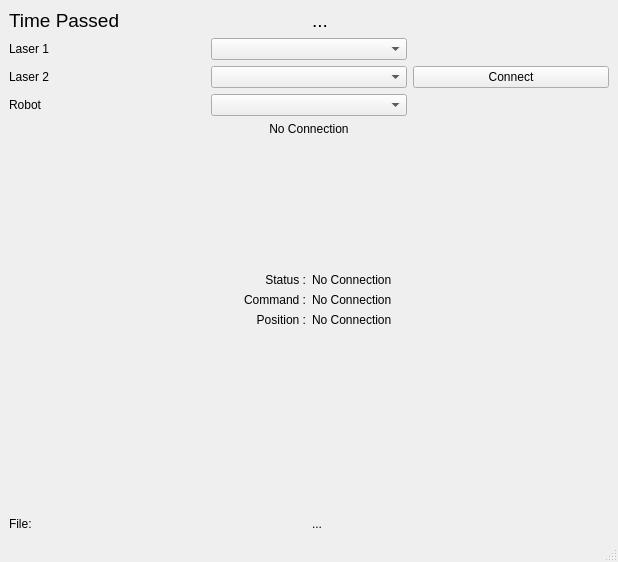
pvolans/final_project, file DAQ Dev2/Software/daq_dev2_gui.ui: the form before one commit.
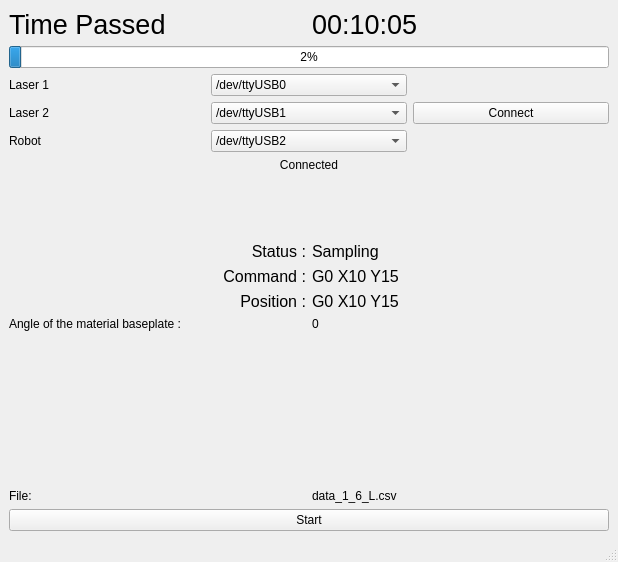
The form after the commit.

What changed in the file:
```diff
--- a/DAQ Dev2/Software/daq_dev2_gui.ui
+++ b/DAQ Dev2/Software/daq_dev2_gui.ui
@@ -21,7 +21,7 @@
        <widget class="QLabel" name="label_Timepassed_name">
         <property name="font">
          <font>
-          <pointsize>14</pointsize>
+          <pointsize>20</pointsize>
           <weight>50</weight>
           <bold>false</bold>
          </font>
@@ -35,18 +35,25 @@
        <widget class="QLabel" name="label_Timepassed">
         <property name="font">
          <font>
-          <pointsize>14</pointsize>
+          <pointsize>20</pointsize>
           <weight>50</weight>
           <bold>false</bold>
          </font>
         </property>
         <property name="text">
-         <string>...</string>
+         <string>00:10:05</string>
         </property>
        </widget>
       </item>
      </layout>
     </item>
+    <item>
+     <widget class="QProgressBar" name="progressBar">
+      <property name="value">
+       <number>2</number>
+      </property>
+     </widget>
+    </item>
     <item>
      <layout class="QVBoxLayout" name="verticalLayout_4">
       <item>
@@ -81,13 +88,31 @@
           <item>
            <layout class="QVBoxLayout" name="verticalLayout">
             <item>
-             <widget class="QComboBox" name="comboBox_UART_Laser1"/>
-            </item>
+             <widget class="QComboBox" name="comboBox_UART_Laser1">
+              <item>
+               <property name="text">
+                <string>/dev/ttyUSB0</string>
+               </property>
+              </item>
+             </widget>
+            </item>
             <item>
-             <widget class="QComboBox" name="comboBox_UART_Laser2"/>
-            </item>
+             <widget class="QComboBox" name="comboBox_UART_Laser2">
+              <item>
+               <property name="text">
+                <string>/dev/ttyUSB1</string>
+               </property>
+              </item>
+             </widget>
+            </item>
             <item>
-             <widget class="QComboBox" name="comboBox_UART_Robot"/>
+             <widget class="QComboBox" name="comboBox_UART_Robot">
+              <item>
+               <property name="text">
+                <string>/dev/ttyUSB2</string>
+               </property>
+              </item>
+             </widget>
             </item>
            </layout>
           </item>
@@ -109,7 +134,7 @@
            <enum>Qt::LeftToRight</enum>
           </property>
           <property name="text">
-           <string>No Connection</string>
+           <string>Connected</string>
           </property>
           <property name="alignment">
            <set>Qt::AlignCenter</set>
@@ -120,6 +145,11 @@
          <layout class="QGridLayout" name="gridLayout">
           <item row="1" column="0">
            <widget class="QLabel" name="label_Status_name">
+            <property name="font">
+             <font>
+              <pointsize>12</pointsize>
+             </font>
+            </property>
             <property name="text">
              <string>Status :</string>
             </property>
@@ -130,6 +160,11 @@
           </item>
           <item row="2" column="0">
            <widget class="QLabel" name="label_Command_name">
+            <property name="font">
+             <font>
+              <pointsize>12</pointsize>
+             </font>
+            </property>
             <property name="text">
              <string>Command :</string>
             </property>
@@ -138,10 +173,33 @@
             </property>
            </widget>
           </item>
-          <item row="2" column="1">
-           <widget class="QLabel" name="label_Command">
+          <item row="0" column="0">
+           <spacer name="verticalSpacer">
+            <property name="font">
+             <font>
+              <pointsize>12</pointsize>
+             </font>
+            </property>
+            <property name="orientation">
+             <enum>Qt::Vertical</enum>
+            </property>
+            <property name="sizeHint" stdset="0">
+             <size>
+              <width>20</width>
+              <height>40</height>
+             </size>
+            </property>
+           </spacer>
+          </item>
+          <item row="1" column="1">
+           <widget class="QLabel" name="label_Status">
+            <property name="font">
+             <font>
+              <pointsize>12</pointsize>
+             </font>
+            </property>
             <property name="text">
-             <string>No Connection</string>
+             <string>Sampling</string>
             </property>
             <property name="alignment">
              <set>Qt::AlignLeading|Qt::AlignLeft|Qt::AlignVCenter</set>
@@ -150,8 +208,13 @@
           </item>
           <item row="3" column="1">
            <widget class="QLabel" name="label_position">
+            <property name="font">
+             <font>
+              <pointsize>12</pointsize>
+             </font>
+            </property>
             <property name="text">
-             <string>No Connection</string>
+             <string>G0 X10 Y15</string>
             </property>
             <property name="alignment">
              <set>Qt::AlignLeading|Qt::AlignLeft|Qt::AlignVCenter</set>
@@ -160,6 +223,11 @@
           </item>
           <item row="3" column="0">
            <widget class="QLabel" name="label_Position_name">
+            <property name="font">
+             <font>
+              <pointsize>12</pointsize>
+             </font>
+            </property>
             <property name="text">
              <string>Position :</string>
             </property>
@@ -168,28 +236,34 @@
             </property>
            </widget>
           </item>
-          <item row="1" column="1">
-           <widget class="QLabel" name="label_Status">
+          <item row="2" column="1">
+           <widget class="QLabel" name="label_Command">
+            <property name="font">
+             <font>
+              <pointsize>12</pointsize>
+             </font>
+            </property>
             <property name="text">
-             <string>No Connection</string>
+             <string>G0 X10 Y15</string>
             </property>
             <property name="alignment">
              <set>Qt::AlignLeading|Qt::AlignLeft|Qt::AlignVCenter</set>
             </property>
            </widget>
           </item>
-          <item row="0" column="0">
-           <spacer name="verticalSpacer">
-            <property name="orientation">
-             <enum>Qt::Vertical</enum>
+          <item row="4" column="0">
+           <widget class="QLabel" name="label">
+            <property name="text">
+             <string>Angle of the material baseplate :</string>
             </property>
-            <property name="sizeHint" stdset="0">
-             <size>
-              <width>20</width>
-              <height>40</height>
-             </size>
+           </widget>
+          </item>
+          <item row="4" column="1">
+           <widget class="QLabel" name="label_2">
+            <property name="text">
+             <string>0</string>
             </property>
-           </spacer>
+           </widget>
           </item>
          </layout>
         </item>
@@ -227,12 +301,19 @@
           <item>
            <widget class="QLabel" name="label_File">
             <property name="text">
-             <string>...</string>
+             <string>data_1_6_L.csv</string>
             </property>
            </widget>
           </item>
          </layout>
         </item>
+        <item>
+         <widget class="QPushButton" name="pushButton_start">
+          <property name="text">
+           <string>Start</string>
+          </property>
+         </widget>
+        </item>
        </layout>
       </item>
      </layout>
```
Left out of the diff: 3 changed lines with no effect on the pictures.
